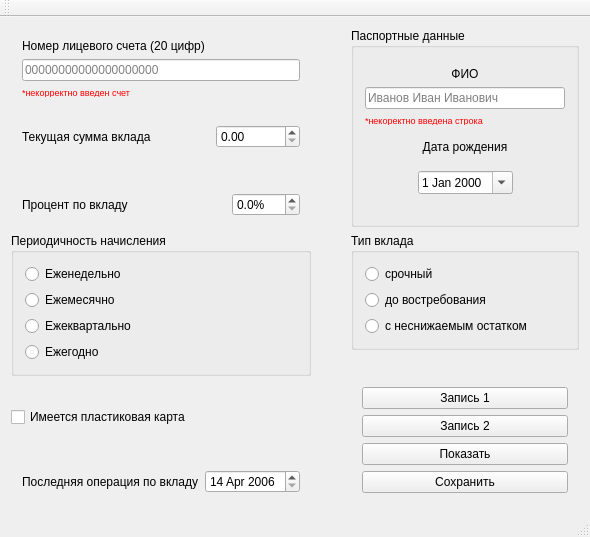
This is mainwindow.ui in MrFireDeN/Bank-Depositors as Qt 5 draws it before an edit. The edited form follows.
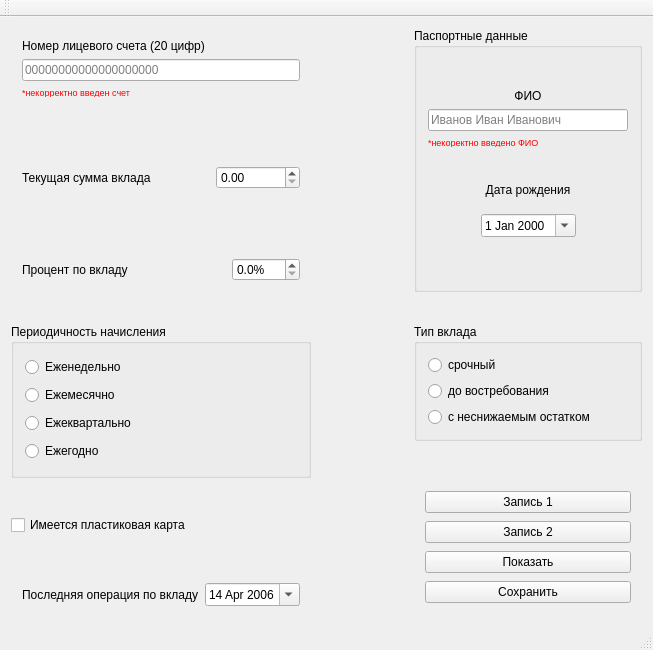
This is the edited form.

What changed in the file:
```diff
--- a/mainwindow.ui
+++ b/mainwindow.ui
@@ -6,8 +6,8 @@
    <rect>
     <x>0</x>
     <y>0</y>
-    <width>590</width>
-    <height>537</height>
+    <width>653</width>
+    <height>650</height>
    </rect>
   </property>
   <property name="windowTitle">
@@ -15,7 +15,132 @@
   </property>
   <widget class="QWidget" name="centralWidget">
    <layout class="QGridLayout" name="gridLayout">
+    <item row="2" column="0">
+     <widget class="QWidget" name="depositAmount" native="true">
+      <layout class="QHBoxLayout" name="horizontalLayout_2">
+       <item>
+        <widget class="QLabel" name="depositAmountText">
+         <property name="text">
+          <string>Текущая сумма вклада</string>
+         </property>
+        </widget>
+       </item>
+       <item>
+        <spacer name="horizontalSpacer_2">
+         <property name="orientation">
+          <enum>Qt::Horizontal</enum>
+         </property>
+         <property name="sizeHint" stdset="0">
+          <size>
+           <width>40</width>
+           <height>20</height>
+          </size>
+         </property>
+        </spacer>
+       </item>
+       <item>
+        <widget class="QDoubleSpinBox" name="depositAmountNumber">
+         <property name="maximum">
+          <double>100000000000000004764729344.000000000000000</double>
+         </property>
+        </widget>
+       </item>
+      </layout>
+     </widget>
+    </item>
     <item row="4" column="0">
+     <widget class="QWidget" name="depositInterest" native="true">
+      <layout class="QHBoxLayout" name="horizontalLayout">
+       <item>
+        <widget class="QLabel" name="depositInterestText">
+         <property name="text">
+          <string>Процент по вкладу</string>
+         </property>
+        </widget>
+       </item>
+       <item>
+        <spacer name="horizontalSpacer">
+         <property name="orientation">
+          <enum>Qt::Horizontal</enum>
+         </property>
+         <property name="sizeHint" stdset="0">
+          <size>
+           <width>40</width>
+           <height>20</height>
+          </size>
+         </property>
+        </spacer>
+       </item>
+       <item>
+        <widget class="QDoubleSpinBox" name="depositInterestNumber">
+         <property name="prefix">
+          <string/>
+         </property>
+         <property name="suffix">
+          <string>%</string>
+         </property>
+         <property name="decimals">
+          <number>1</number>
+         </property>
+        </widget>
+       </item>
+      </layout>
+     </widget>
+    </item>
+    <item row="7" column="2">
+     <spacer name="verticalSpacer_5">
+      <property name="orientation">
+       <enum>Qt::Vertical</enum>
+      </property>
+      <property name="sizeHint" stdset="0">
+       <size>
+        <width>20</width>
+        <height>40</height>
+       </size>
+      </property>
+     </spacer>
+    </item>
+    <item row="11" column="0">
+     <spacer name="verticalSpacer_7">
+      <property name="orientation">
+       <enum>Qt::Vertical</enum>
+      </property>
+      <property name="sizeHint" stdset="0">
+       <size>
+        <width>20</width>
+        <height>40</height>
+       </size>
+      </property>
+     </spacer>
+    </item>
+    <item row="12" column="0">
+     <widget class="QWidget" name="lastDepositTransaction" native="true">
+      <layout class="QHBoxLayout" name="horizontalLayout_3">
+       <item>
+        <widget class="QLabel" name="lastDepositTransactionText">
+         <property name="text">
+          <string>Последняя операция по вкладу</string>
+         </property>
+        </widget>
+       </item>
+       <item>
+        <widget class="QDateEdit" name="lastDepositTransactionDate">
+         <property name="minimumDate">
+          <date>
+           <year>2006</year>
+           <month>4</month>
+           <day>14</day>
+          </date>
+         </property>
+         <property name="calendarPopup">
+          <bool>true</bool>
+         </property>
+        </widget>
+       </item>
+      </layout>
+     </widget>
+    </item>
+    <item row="5" column="0">
      <spacer name="verticalSpacer">
       <property name="orientation">
        <enum>Qt::Vertical</enum>
@@ -28,7 +153,195 @@
       </property>
      </spacer>
     </item>
-    <item row="0" column="2" rowspan="4">
+    <item row="3" column="0">
+     <spacer name="verticalSpacer_2">
+      <property name="orientation">
+       <enum>Qt::Vertical</enum>
+      </property>
+      <property name="sizeHint" stdset="0">
+       <size>
+        <width>20</width>
+        <height>40</height>
+       </size>
+      </property>
+     </spacer>
+    </item>
+    <item row="0" column="0">
+     <widget class="QWidget" name="accountNumber" native="true">
+      <layout class="QVBoxLayout" name="verticalLayout_5">
+       <item>
+        <widget class="QLabel" name="accountNumberText">
+         <property name="text">
+          <string>Номер лицевого счета (20 цифр)</string>
+         </property>
+        </widget>
+       </item>
+       <item>
+        <widget class="QLineEdit" name="accountNumberLine">
+         <property name="inputMask">
+          <string>99999999999999999999</string>
+         </property>
+         <property name="text">
+          <string/>
+         </property>
+         <property name="maxLength">
+          <number>20</number>
+         </property>
+         <property name="placeholderText">
+          <string>00000000000000000000</string>
+         </property>
+        </widget>
+       </item>
+       <item>
+        <widget class="QLabel" name="accountNumberError">
+         <property name="maximumSize">
+          <size>
+           <width>16777215</width>
+           <height>10</height>
+          </size>
+         </property>
+         <property name="palette">
+          <palette>
+           <active>
+            <colorrole role="WindowText">
+             <brush brushstyle="SolidPattern">
+              <color alpha="255">
+               <red>255</red>
+               <green>0</green>
+               <blue>0</blue>
+              </color>
+             </brush>
+            </colorrole>
+            <colorrole role="Text">
+             <brush brushstyle="SolidPattern">
+              <color alpha="255">
+               <red>255</red>
+               <green>0</green>
+               <blue>0</blue>
+              </color>
+             </brush>
+            </colorrole>
+            <colorrole role="PlaceholderText">
+             <brush brushstyle="SolidPattern">
+              <color alpha="128">
+               <red>255</red>
+               <green>0</green>
+               <blue>0</blue>
+              </color>
+             </brush>
+            </colorrole>
+           </active>
+           <inactive>
+            <colorrole role="WindowText">
+             <brush brushstyle="SolidPattern">
+              <color alpha="255">
+               <red>255</red>
+               <green>0</green>
+               <blue>0</blue>
+              </color>
+             </brush>
+            </colorrole>
+            <colorrole role="Text">
+             <brush brushstyle="SolidPattern">
+              <color alpha="255">
+               <red>255</red>
+               <green>0</green>
+               <blue>0</blue>
+              </color>
+             </brush>
+            </colorrole>
+            <colorrole role="PlaceholderText">
+             <brush brushstyle="SolidPattern">
+              <color alpha="128">
+               <red>255</red>
+               <green>0</green>
+               <blue>0</blue>
+              </color>
+             </brush>
+            </colorrole>
+           </inactive>
+           <disabled>
+            <colorrole role="WindowText">
+             <brush brushstyle="SolidPattern">
+              <color alpha="255">
+               <red>120</red>
+               <green>120</green>
+               <blue>120</blue>
+              </color>
+             </brush>
+            </colorrole>
+            <colorrole role="Text">
+             <brush brushstyle="SolidPattern">
+              <color alpha="255">
+               <red>120</red>
+               <green>120</green>
+               <blue>120</blue>
+              </color>
+             </brush>
+            </colorrole>
+            <colorrole role="PlaceholderText">
+             <brush brushstyle="SolidPattern">
+              <color alpha="128">
+               <red>0</red>
+               <green>0</green>
+               <blue>0</blue>
+              </color>
+             </brush>
+            </colorrole>
+           </disabled>
+          </palette>
+         </property>
+         <property name="font">
+          <font>
+           <pointsize>7</pointsize>
+          </font>
+         </property>
+         <property name="text">
+          <string>*некорректно введен счет</string>
+         </property>
+        </widget>
+       </item>
+      </layout>
+     </widget>
+    </item>
+    <item row="6" column="0" rowspan="3">
+     <widget class="QGroupBox" name="accrualFrequency">
+      <property name="title">
+       <string>Периодичность начисления</string>
+      </property>
+      <layout class="QVBoxLayout" name="verticalLayout">
+       <item>
+        <widget class="QRadioButton" name="weekly">
+         <property name="text">
+          <string>Еженедельно</string>
+         </property>
+        </widget>
+       </item>
+       <item>
+        <widget class="QRadioButton" name="monthly">
+         <property name="text">
+          <string>Ежемесячно</string>
+         </property>
+        </widget>
+       </item>
+       <item>
+        <widget class="QRadioButton" name="quarterly">
+         <property name="text">
+          <string>Ежеквартально</string>
+         </property>
+        </widget>
+       </item>
+       <item>
+        <widget class="QRadioButton" name="annually">
+         <property name="text">
+          <string>Ежегодно</string>
+         </property>
+        </widget>
+       </item>
+      </layout>
+     </widget>
+    </item>
+    <item row="0" column="2" rowspan="5">
      <widget class="QGroupBox" name="passportData">
       <property name="title">
        <string>Паспортные данные</string>
@@ -553,7 +866,7 @@
           <number>0</number>
          </property>
          <property name="text">
-          <string>*некоректно введена строка</string>
+          <string>*некоректно введено ФИО</string>
          </property>
          <property name="textFormat">
           <enum>Qt::AutoText</enum>
@@ -607,6 +920,12 @@
           </item>
           <item>
            <widget class="QDateEdit" name="BirthdayDate">
+            <property name="minimumSize">
+             <size>
+              <width>90</width>
+              <height>0</height>
+             </size>
+            </property>
             <property name="calendarPopup">
              <bool>true</bool>
             </property>
@@ -644,83 +963,50 @@
       </layout>
      </widget>
     </item>
-    <item row="3" column="0">
-     <widget class="QWidget" name="depositInterest" native="true">
-      <layout class="QHBoxLayout" name="horizontalLayout">
-       <item>
-        <widget class="QLabel" name="depositInterestText">
-         <property name="text">
-          <string>Процент по вкладу</string>
-         </property>
-        </widget>
-       </item>
-       <item>
-        <spacer name="horizontalSpacer">
-         <property name="orientation">
-          <enum>Qt::Horizontal</enum>
-         </property>
-         <property name="sizeHint" stdset="0">
-          <size>
-           <width>40</width>
-           <height>20</height>
-          </size>
-         </property>
-        </spacer>
-       </item>
-       <item>
-        <widget class="QDoubleSpinBox" name="depositInterestNumber">
-         <property name="prefix">
-          <string/>
-         </property>
-         <property name="suffix">
-          <string>%</string>
-         </property>
-         <property name="decimals">
-          <number>1</number>
-         </property>
-        </widget>
-       </item>
-      </layout>
-     </widget>
+    <item row="9" column="0">
+     <spacer name="verticalSpacer_6">
+      <property name="orientation">
+       <enum>Qt::Vertical</enum>
+      </property>
+      <property name="sizeHint" stdset="0">
+       <size>
+        <width>20</width>
+        <height>40</height>
+       </size>
+      </property>
+     </spacer>
     </item>
-    <item row="5" column="0" rowspan="3">
-     <widget class="QGroupBox" name="accrualFrequency">
+    <item row="6" column="2">
+     <widget class="QGroupBox" name="depositType">
       <property name="title">
-       <string>Периодичность начисления</string>
+       <string>Тип вклада</string>
       </property>
-      <layout class="QVBoxLayout" name="verticalLayout">
+      <layout class="QVBoxLayout" name="verticalLayout_2">
        <item>
-        <widget class="QRadioButton" name="weekly">
+        <widget class="QRadioButton" name="termDeposit">
          <property name="text">
-          <string>Еженедельно</string>
+          <string>срочный</string>
          </property>
         </widget>
        </item>
        <item>
-        <widget class="QRadioButton" name="monthly">
+        <widget class="QRadioButton" name="demandDeposit">
          <property name="text">
-          <string>Ежемесячно</string>
+          <string>до востребования</string>
          </property>
         </widget>
        </item>
        <item>
-        <widget class="QRadioButton" name="quarterly">
+        <widget class="QRadioButton" name="irreducibleDeposit">
          <property name="text">
-          <string>Ежеквартально</string>
-         </property>
-        </widget>
-       </item>
-       <item>
-        <widget class="QRadioButton" name="annually">
-         <property name="text">
-          <string>Ежегодно</string>
+          <string>с неснижаемым остатком</string>
          </property>
         </widget>
        </item>
       </layout>
      </widget>
     </item>
-    <item row="7" column="2" rowspan="5">
+    <item row="8" column="2" rowspan="5">
      <widget class="QWidget" name="records" native="true">
       <layout class="QVBoxLayout" name="verticalLayout_4">
        <item>
@@ -754,65 +1040,8 @@
       </layout>
      </widget>
     </item>
-    <item row="1" column="0">
-     <widget class="QWidget" name="depositAmount" native="true">
-      <layout class="QHBoxLayout" name="horizontalLayout_2">
-       <item>
-        <widget class="QLabel" name="depositAmountText">
-         <property name="text">
-          <string>Текущая сумма вклада</string>
-         </property>
-        </widget>
-       </item>
-       <item>
-        <spacer name="horizontalSpacer_2">
-         <property name="orientation">
-          <enum>Qt::Horizontal</enum>
-         </property>
-         <property name="sizeHint" stdset="0">
-          <size>
-           <width>40</width>
-           <height>20</height>
-          </size>
-         </property>
-        </spacer>
-       </item>
-       <item>
-        <widget class="QDoubleSpinBox" name="depositAmountNumber">
-         <property name="maximum">
-          <double>100000000000000004764729344.000000000000000</double>
-         </property>
-        </widget>
-       </item>
-      </layout>
-     </widget>
-    </item>
-    <item row="11" column="0">
-     <widget class="QWidget" name="lastDepositTransaction" native="true">
-      <layout class="QHBoxLayout" name="horizontalLayout_3">
-       <item>
-        <widget class="QLabel" name="lastDepositTransactionText">
-         <property name="text">
-          <string>Последняя операция по вкладу</string>
-         </property>
-        </widget>
-       </item>
-       <item>
-        <widget class="QDateEdit" name="lastDepositTransactionDate">
-         <property name="minimumDate">
-          <date>
-           <year>2006</year>
-           <month>4</month>
-           <day>14</day>
-          </date>
-         </property>
-        </widget>
-       </item>
-      </layout>
-     </widget>
-    </item>
-    <item row="8" column="0">
-     <spacer name="verticalSpacer_6">
+    <item row="5" column="2">
+     <spacer name="verticalSpacer_4">
       <property name="orientation">
        <enum>Qt::Vertical</enum>
       </property>
@@ -824,45 +1053,15 @@
       </property>
      </spacer>
     </item>
-    <item row="9" column="0">
+    <item row="10" column="0">
      <widget class="QCheckBox" name="plasticCardAvailability">
       <property name="text">
        <string>Имеется пластиковая карта</string>
       </property>
      </widget>
     </item>
-    <item row="5" column="2">
-     <widget class="QGroupBox" name="depositType">
-      <property name="title">
-       <string>Тип вклада</string>
-      </property>
-      <layout class="QVBoxLayout" name="verticalLayout_2">
-       <item>
-        <widget class="QRadioButton" name="termDeposit">
-         <property name="text">
-          <string>срочный</string>
-         </property>
-        </widget>
-       </item>
-       <item>
-        <widget class="QRadioButton" name="demandDeposit">
-         <property name="text">
-          <string>до востребования</string>
-         </property>
-        </widget>
-       </item>
-       <item>
-        <widget class="QRadioButton" name="irreducibleDeposit">
-         <property name="text">
-          <string>с неснижаемым остатком</string>
-         </property>
-        </widget>
-       </item>
-      </layout>
-     </widget>
-    </item>
-    <item row="6" column="2">
-     <spacer name="verticalSpacer_5">
+    <item row="1" column="0">
+     <spacer name="verticalSpacer_3">
       <property name="orientation">
        <enum>Qt::Vertical</enum>
       </property>
@@ -874,184 +1073,7 @@
       </property>
      </spacer>
     </item>
-    <item row="10" column="0">
-     <spacer name="verticalSpacer_7">
-      <property name="orientation">
-       <enum>Qt::Vertical</enum>
-      </property>
-      <property name="sizeHint" stdset="0">
-       <size>
-        <width>20</width>
-        <height>40</height>
-       </size>
-      </property>
-     </spacer>
-    </item>
-    <item row="0" column="0">
-     <widget class="QWidget" name="accountNumber" native="true">
-      <layout class="QVBoxLayout" name="verticalLayout_5">
-       <item>
-        <widget class="QLabel" name="accountNumberText">
-         <property name="text">
-          <string>Номер лицевого счета (20 цифр)</string>
-         </property>
-        </widget>
-       </item>
-       <item>
-        <widget class="QLineEdit" name="accountNumberLine">
-         <property name="inputMask">
-          <string>99999999999999999999</string>
-         </property>
-         <property name="text">
-          <string/>
-         </property>
-         <property name="maxLength">
-          <number>20</number>
-         </property>
-         <property name="placeholderText">
-          <string>00000000000000000000</string>
-         </property>
-        </widget>
-       </item>
-       <item>
-        <widget class="QLabel" name="accountNumberError">
-         <property name="maximumSize">
-          <size>
-           <width>16777215</width>
-           <height>10</height>
-          </size>
-         </property>
-         <property name="palette">
-          <palette>
-           <active>
-            <colorrole role="WindowText">
-             <brush brushstyle="SolidPattern">
-              <color alpha="255">
-               <red>255</red>
-               <green>0</green>
-               <blue>0</blue>
-              </color>
-             </brush>
-            </colorrole>
-            <colorrole role="Text">
-             <brush brushstyle="SolidPattern">
-              <color alpha="255">
-               <red>255</red>
-               <green>0</green>
-               <blue>0</blue>
-              </color>
-             </brush>
-            </colorrole>
-            <colorrole role="PlaceholderText">
-             <brush brushstyle="SolidPattern">
-              <color alpha="128">
-               <red>255</red>
-               <green>0</green>
-               <blue>0</blue>
-              </color>
-             </brush>
-            </colorrole>
-           </active>
-           <inactive>
-            <colorrole role="WindowText">
-             <brush brushstyle="SolidPattern">
-              <color alpha="255">
-               <red>255</red>
-               <green>0</green>
-               <blue>0</blue>
-              </color>
-             </brush>
-            </colorrole>
-            <colorrole role="Text">
-             <brush brushstyle="SolidPattern">
-              <color alpha="255">
-               <red>255</red>
-               <green>0</green>
-               <blue>0</blue>
-              </color>
-             </brush>
-            </colorrole>
-            <colorrole role="PlaceholderText">
-             <brush brushstyle="SolidPattern">
-              <color alpha="128">
-               <red>255</red>
-               <green>0</green>
-               <blue>0</blue>
-              </color>
-             </brush>
-            </colorrole>
-           </inactive>
-           <disabled>
-            <colorrole role="WindowText">
-             <brush brushstyle="SolidPattern">
-              <color alpha="255">
-               <red>120</red>
-               <green>120</green>
-               <blue>120</blue>
-              </color>
-             </brush>
-            </colorrole>
-            <colorrole role="Text">
-             <brush brushstyle="SolidPattern">
-              <color alpha="255">
-               <red>120</red>
-               <green>120</green>
-               <blue>120</blue>
-              </color>
-             </brush>
-            </colorrole>
-            <colorrole role="PlaceholderText">
-             <brush brushstyle="SolidPattern">
-              <color alpha="128">
-               <red>0</red>
-               <green>0</green>
-               <blue>0</blue>
-              </color>
-             </brush>
-            </colorrole>
-           </disabled>
-          </palette>
-         </property>
-         <property name="font">
-          <font>
-           <pointsize>7</pointsize>
-          </font>
-         </property>
-         <property name="text">
-          <string>*некорректно введен счет</string>
-         </property>
-        </widget>
-       </item>
-       <item>
-        <spacer name="verticalSpacer_3">
-         <property name="orientation">
-          <enum>Qt::Vertical</enum>
-         </property>
-         <property name="sizeHint" stdset="0">
-          <size>
-           <width>20</width>
-           <height>40</height>
-          </size>
-         </property>
-        </spacer>
-       </item>
-      </layout>
-     </widget>
-    </item>
-    <item row="2" column="0">
-     <spacer name="verticalSpacer_2">
-      <property name="orientation">
-       <enum>Qt::Vertical</enum>
-      </property>
-      <property name="sizeHint" stdset="0">
-       <size>
-        <width>20</width>
-        <height>40</height>
-       </size>
-      </property>
-     </spacer>
-    </item>
-    <item row="6" column="1">
+    <item row="5" column="1">
      <spacer name="horizontalSpacer_3">
       <property name="orientation">
        <enum>Qt::Horizontal</enum>
@@ -1064,19 +1086,6 @@
       </property>
      </spacer>
     </item>
-    <item row="4" column="2">
-     <spacer name="verticalSpacer_4">
-      <property name="orientation">
-       <enum>Qt::Vertical</enum>
-      </property>
-      <property name="sizeHint" stdset="0">
-       <size>
-        <width>20</width>
-        <height>40</height>
-       </size>
-      </property>
-     </spacer>
-    </item>
    </layout>
   </widget>
   <widget class="QMenuBar" name="menuBar">
```
Left out of the diff: 4 changed lines with no effect on the pictures.
